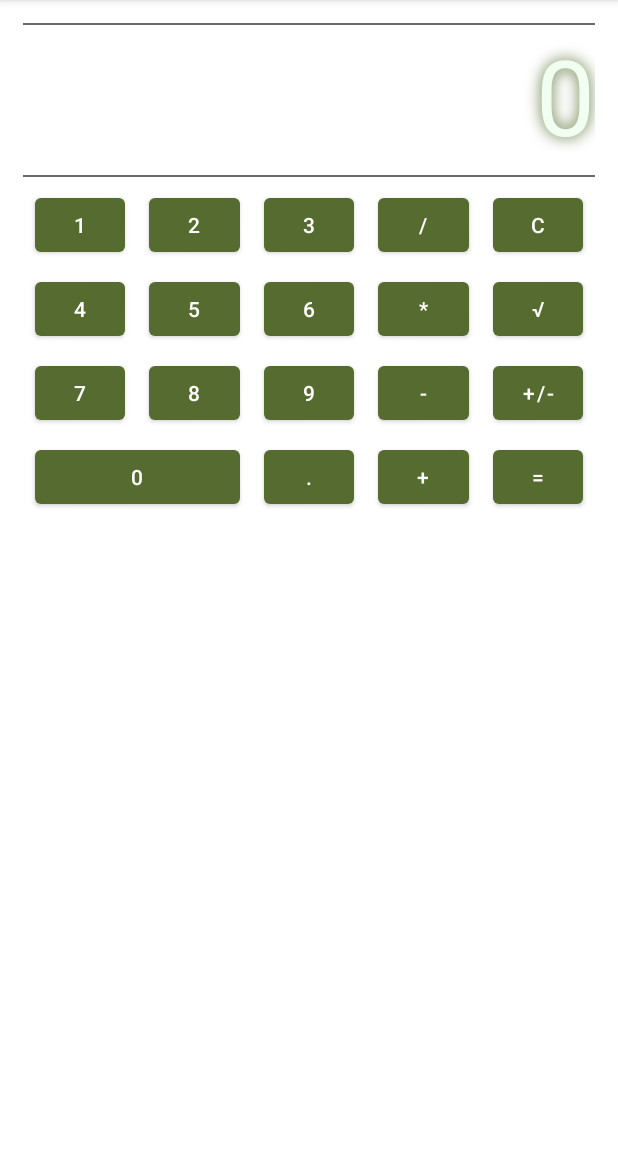
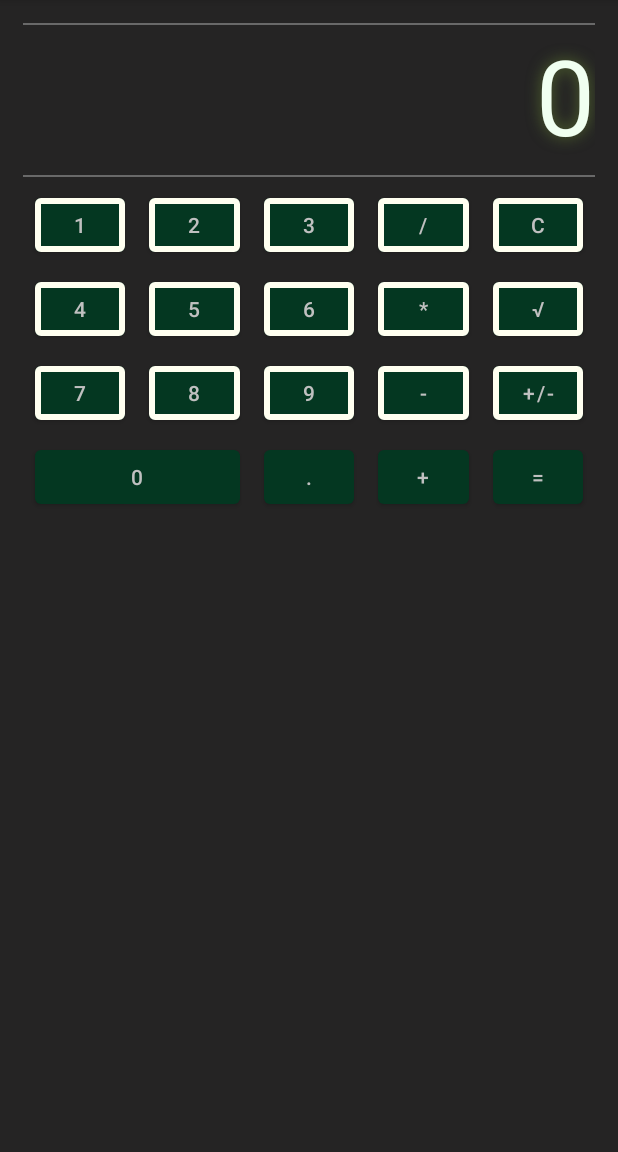
Before and after one commit to lekoal/android_work_n_two, an Android app: the screen it shows after launch (CalculatorActivity), on a phone screen of 412 x 824 dp, the part 84-1236 px from its top. Run offline under Robolectric (Android 15) with nearby library versions, the phone set to English and light mode, and no system bars.

Commit message:
Black theme in work

```diff
--- a/app/src/main/res/layout/activity_main.xml
+++ b/app/src/main/res/layout/activity_main.xml
@@ -12,7 +12,7 @@
     android:layout_width="match_parent"
     android:layout_height="match_parent"
     android:padding="@dimen/allPadding"
-    android:theme="@style/MyDarkLiteTheme"
+    android:theme="@style/MyBlackTheme"
     tools:context=".ui.CalculatorActivity"
     android:orientation="vertical">
 
--- a/app/src/main/res/values/colors.xml
+++ b/app/src/main/res/values/colors.xml
@@ -17,4 +17,8 @@
     <color name="colorPrimary">#FF556B2F</color>
     <color name="darkSea">#FF8FBC8F</color>
     <color name="displayTextColor">#FFF0FFF0</color>
+    <color name="colorBlackThemePrimary">#043721</color>
+    <color name="colorBlackThemePrimaryVariant">#FFC0C0C0</color>
+    <color name="colorBlackThemeOnPrimary">#FFC0C0C0</color>
+    <color name="colorBlackThemeBackground">#252424</color>
 </resources>
--- a/app/src/main/res/values/dimens.xml
+++ b/app/src/main/res/values/dimens.xml
@@ -9,4 +9,5 @@
     <dimen name="displayLandscapeHeight">90dp</dimen>
     <dimen name="lineHeight">1dp</dimen>
     <dimen name="displayTextShadowRadius">12</dimen>
+    <dimen name="strokeWidth">4dp</dimen>
 </resources>
--- a/app/src/main/res/values/styles.xml
+++ b/app/src/main/res/values/styles.xml
@@ -1,5 +1,6 @@
 <?xml version="1.0" encoding="utf-8"?>
 <resources>
+
     <style name="PortraitDisplayStyle">
         <item name="android:layout_height">@dimen/displayHeight</item>
         <item name="android:layout_width">@dimen/width</item>
@@ -30,6 +31,8 @@
         <item name="android:layout_width">@dimen/width</item>
         <item name="android:layout_height">wrap_content</item>
         <item name="android:layout_margin">@dimen/margin</item>
+        <item name="strokeColor">@color/ivory</item>
+        <item name="strokeWidth">@dimen/strokeWidth</item>
     </style>
 
     <style name="PortraitLowButtonStyle">
--- a/app/src/main/res/values/themes.xml
+++ b/app/src/main/res/values/themes.xml
@@ -19,4 +19,12 @@
         <item name="colorPrimaryVariant">@color/colorPrimaryVariant</item>
         <item name="colorOnPrimary">@color/colorOnPrimary</item>
     </style>
+
+    <style name="MyBlackTheme" parent="Theme.AndroidWorkNTwo">
+        <item name="colorPrimary">@color/colorBlackThemePrimary</item>
+        <item name="colorPrimaryVariant">@color/colorBlackThemePrimaryVariant</item>
+        <item name="colorOnPrimary">@color/colorBlackThemeOnPrimary</item>
+        <item name="android:background">@color/colorBlackThemeBackground</item>
+
+    </style>
 </resources>
--- a/build.gradle
+++ b/build.gradle
@@ -5,7 +5,7 @@ buildscript {
         mavenCentral()
     }
     dependencies {
-        classpath "com.android.tools.build:gradle:7.0.2"
+        classpath 'com.android.tools.build:gradle:7.0.3'
 
         // NOTE: Do not place your application dependencies here; they belong
         // in the individual module build.gradle files
```
